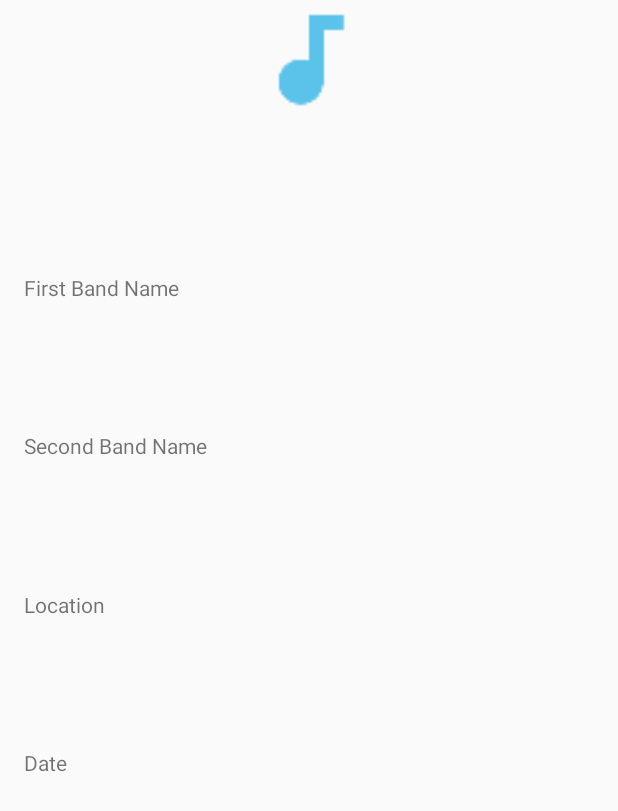
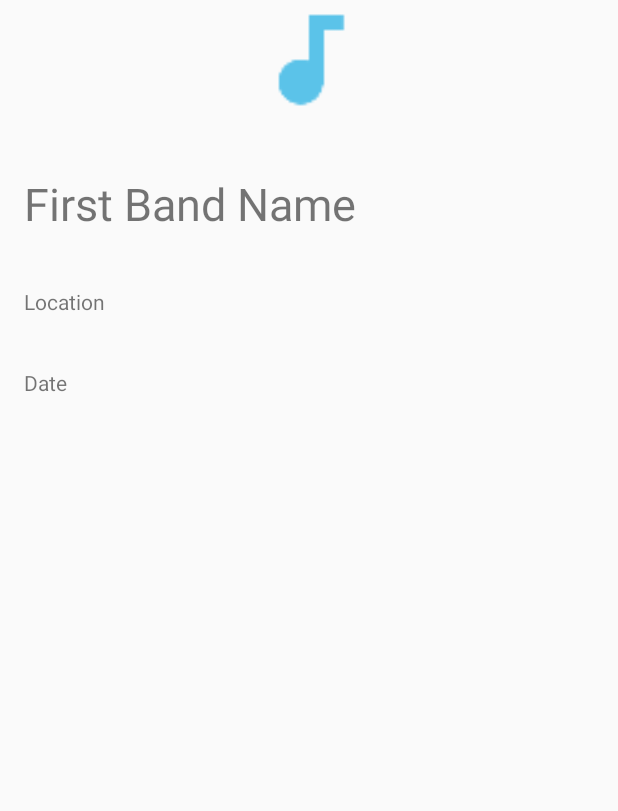
Before and after one commit to MatthewTimmons/UpcomingEventsApp, an Android app: the layout fragment_details_concert.xml on its own in the app's theme, with its tools: preview values and no code run, on a phone screen of 412 x 824 dp. Shown: the top 811 px of the screen. Run offline under Robolectric (Android 15) with nearby library versions, the light colour scheme and no system bars.

Commit message:
Extracts the hard-coded strings in the menu layout file into the strings resource file. _______________________________________________________________________________________________________ Sets vertical and horizontal guidelines in the concerts layout file, which will become the generic event layout. Left: 16dp | Right: 16dp | Top: 96dp (80 for the image + 16dp for space) | Bottom: 220 dp (just a good distance from the bottom.
_______________________________________________________________________________________________________

Standardizes layout names:

details_concert => fragment_details_concert
|| games
|| movies

item_concert => viewholder_concert
|| game
|| movie

friend_event_information => viewholder_friend_event_information

_______________________________________________________________________________________________________

Makes fragments_concerts and fragments_detail_concert layout files generic, allowing them to be used by other event types.
Alters the ConcertDetailsFragment and ConcertsListAdapter classes to use the new layout.
Changes the size of font in concert details fragment to make the band titles larger.
Makes interest level text view appear invisible by default and then visible while seekbar is being moved.

```diff
--- a/app/src/main/java/com/matthewtimmons/upcomingeventsapp/activities/DetailsActivity.java
+++ b/app/src/main/java/com/matthewtimmons/upcomingeventsapp/activities/DetailsActivity.java
@@ -106,7 +106,7 @@ public class DetailsActivity extends AppCompatActivity {
                 } catch (InterruptedException e) {
                     e.printStackTrace();
                 }
-                interestLevelMessage.setVisibility(View.GONE);
+                interestLevelMessage.setVisibility(View.INVISIBLE);
                 if (eventId != null) {
                     String eventTypeFirebaseKey = null;
                     switch (eventType) {
--- a/app/src/main/res/layout/activity_details.xml
+++ b/app/src/main/res/layout/activity_details.xml
@@ -37,6 +37,7 @@
         android:id="@+id/interest_level"
         android:layout_width="match_parent"
         android:layout_height="wrap_content"
+        android:visibility="invisible"
         android:layout_marginEnd="8dp"
         android:layout_marginLeft="8dp"
         android:layout_marginRight="8dp"
--- a/app/src/main/res/layout/fragment_details_concert.xml
+++ b/app/src/main/res/layout/fragment_details_concert.xml
@@ -1,38 +1,35 @@
 <?xml version="1.0" encoding="utf-8"?>
-<android.support.constraint.ConstraintLayout
-    xmlns:android="http://schemas.android.com/apk/res/android"
+<android.support.constraint.ConstraintLayout xmlns:android="http://schemas.android.com/apk/res/android"
     xmlns:app="http://schemas.android.com/apk/res-auto"
     xmlns:tools="http://schemas.android.com/tools"
     android:layout_width="match_parent"
-    android:layout_height="match_parent">
+    android:layout_height="match_parent"
+    tools:layout_editor_absoluteY="25dp">
 
-        <ImageView
-            android:id="@+id/wide_image"
-            android:layout_width="match_parent"
-            android:layout_height="80dp"
-            android:src="@drawable/ic_concerts_blue"
-            app:layout_constraintTop_toTopOf="parent" />
+    <ImageView
+        android:id="@+id/wide_image"
+        android:layout_width="match_parent"
+        android:layout_height="80dp"
+        android:src="@drawable/ic_concerts_blue" />
 
     <android.support.constraint.Guideline
         android:id="@+id/top_gutter"
         android:layout_width="wrap_content"
         android:layout_height="wrap_content"
         android:orientation="horizontal"
-        app:layout_constraintGuide_begin="96dp"/>
+        app:layout_constraintGuide_begin="96dp" />
 
     <android.support.constraint.Guideline
         android:id="@+id/bottom_gutter"
         android:layout_width="wrap_content"
         android:layout_height="wrap_content"
-        app:layout_constraintGuide_end="220dp"
-        app:layout_constraintBottom_toBottomOf="parent"
-        android:orientation="horizontal"/>
+        android:orientation="horizontal"
+        app:layout_constraintGuide_end="220dp" />
 
     <android.support.constraint.ConstraintLayout
         android:layout_width="match_parent"
-        android:layout_height="0dp"
-        app:layout_constraintBottom_toTopOf="@id/bottom_gutter"
-        app:layout_constraintTop_toTopOf="@id/top_gutter">
+        android:layout_height="220dp"
+        app:layout_constraintTop_toBottomOf="@id/wide_image">
 
         <android.support.constraint.Guideline
             android:id="@+id/left_gutter"
@@ -49,45 +46,65 @@
             app:layout_constraintGuide_end="16dp" />
 
         <TextView
-            android:id="@+id/first_band_name"
+            android:id="@+id/title"
             android:layout_width="0dp"
             android:layout_height="wrap_content"
-            app:layout_constraintBottom_toTopOf="@id/second_band_name"
+            android:textSize="30sp"
+            app:layout_constraintBottom_toTopOf="@+id/subtitle"
             app:layout_constraintEnd_toStartOf="@+id/right_gutter"
+            app:layout_constraintHorizontal_bias="0.5"
             app:layout_constraintStart_toStartOf="@id/left_gutter"
             app:layout_constraintTop_toTopOf="parent"
-            app:layout_constraintVertical_chainStyle="spread"
             tools:text="First Band Name" />
 
         <TextView
-            android:id="@+id/second_band_name"
+            android:id="@id/subtitle"
             android:layout_width="0dp"
             android:layout_height="wrap_content"
-            app:layout_constraintBottom_toTopOf="@id/concert_location"
+            android:visibility="gone"
+            android:textSize="24sp"
+            app:layout_constraintBottom_toTopOf="@+id/second_info_field"
             app:layout_constraintEnd_toStartOf="@id/right_gutter"
+            app:layout_constraintHorizontal_bias="0.5"
             app:layout_constraintStart_toStartOf="@id/left_gutter"
-            app:layout_constraintTop_toBottomOf="@+id/first_band_name"
+            app:layout_constraintTop_toBottomOf="@+id/title"
             tools:text="Second Band Name" />
 
         <TextView
-            android:id="@+id/concert_location"
+            android:id="@+id/second_info_field"
             android:layout_width="0dp"
             android:layout_height="wrap_content"
-            app:layout_constraintBottom_toTopOf="@id/concert_date"
+            android:visibility="gone"
+            android:textSize="18sp"
+            app:layout_constraintBottom_toTopOf="@+id/third_info_field"
+            app:layout_constraintHorizontal_bias="0.5"
             app:layout_constraintLeft_toRightOf="@id/left_gutter"
             app:layout_constraintRight_toLeftOf="@id/right_gutter"
-            app:layout_constraintTop_toBottomOf="@+id/second_band_name"
+            app:layout_constraintTop_toBottomOf="@+id/subtitle"
+            tools:text="Third Band Name if Applicable" />
+
+        <TextView
+            android:id="@id/third_info_field"
+            android:layout_width="0dp"
+            android:layout_height="wrap_content"
+            app:layout_constraintBottom_toTopOf="@+id/fourth_info_field"
+            app:layout_constraintHorizontal_bias="0.5"
+            app:layout_constraintLeft_toRightOf="@id/left_gutter"
+            app:layout_constraintRight_toLeftOf="@id/right_gutter"
+            app:layout_constraintTop_toBottomOf="@+id/second_info_field"
             tools:text="Location" />
 
         <TextView
-            android:id="@+id/concert_date"
+            android:id="@+id/fourth_info_field"
             android:layout_width="0dp"
             android:layout_height="wrap_content"
             app:layout_constraintBottom_toBottomOf="parent"
+            app:layout_constraintHorizontal_bias="0.5"
             app:layout_constraintLeft_toRightOf="@id/left_gutter"
             app:layout_constraintRight_toLeftOf="@id/right_gutter"
-            app:layout_constraintTop_toBottomOf="@+id/concert_location"
+            app:layout_constraintTop_toBottomOf="@+id/third_info_field"
             tools:text="Date" />
+
 
     </android.support.constraint.ConstraintLayout>
 
```
Also changed, not shown: app/src/main/java/com/matthewtimmons/upcomingeventsapp/adapters/ConcertListAdapter.java (+21 -13 lines), app/src/main/java/com/matthewtimmons/upcomingeventsapp/fragments/ConcertDetailsFragment.java (+37 -6 lines), app/src/main/res/layout/viewholder_concert.xml (+20 -20 lines).
